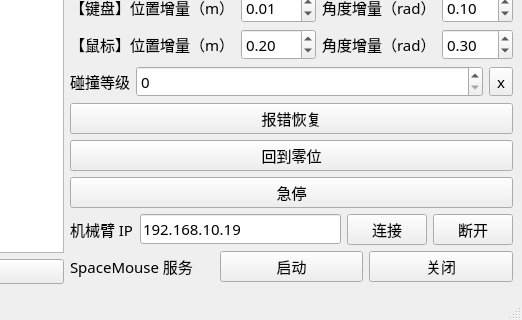
Old version of the form ui/form.ui in the repository Wel2018/realman_teleop; both pictures show x 389 to 911 and y 153 to 473 of the 911 by 473 pixel window.
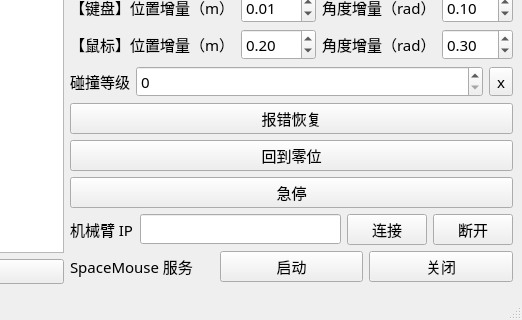
New version of the form.

The edit to the form file:
```diff
--- a/ui/form.ui
+++ b/ui/form.ui
@@ -412,7 +412,7 @@
             <item>
              <widget class="QLineEdit" name="arm_ip">
               <property name="text">
-               <string>192.168.10.19</string>
+               <string/>
               </property>
              </widget>
             </item>
```
